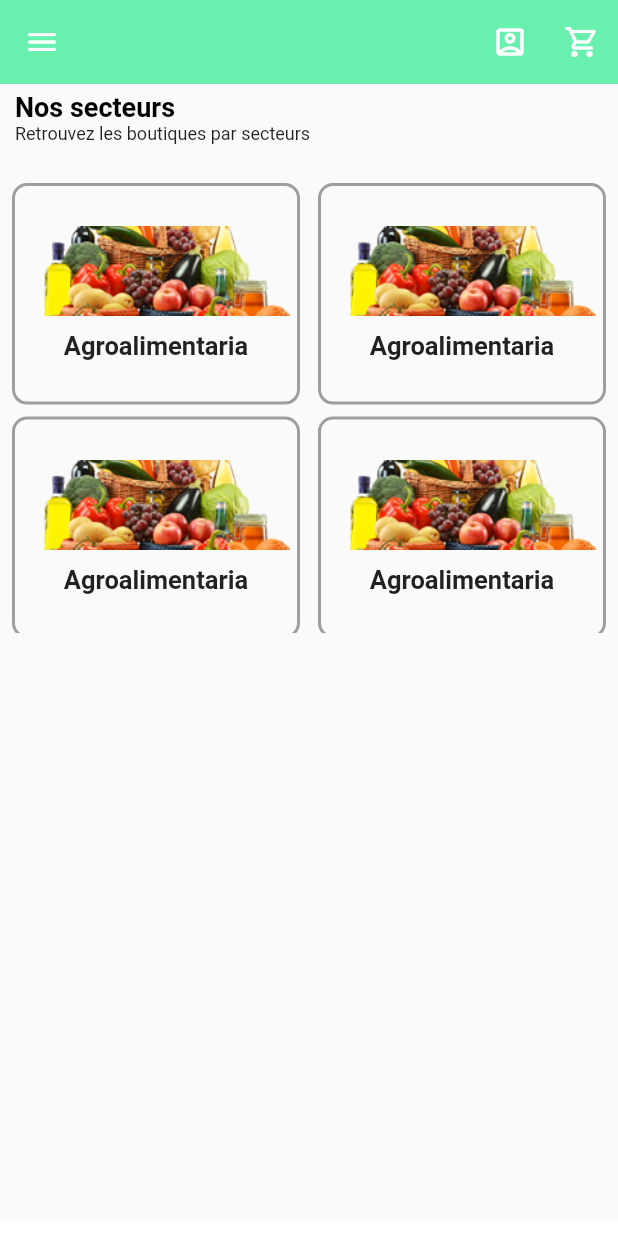
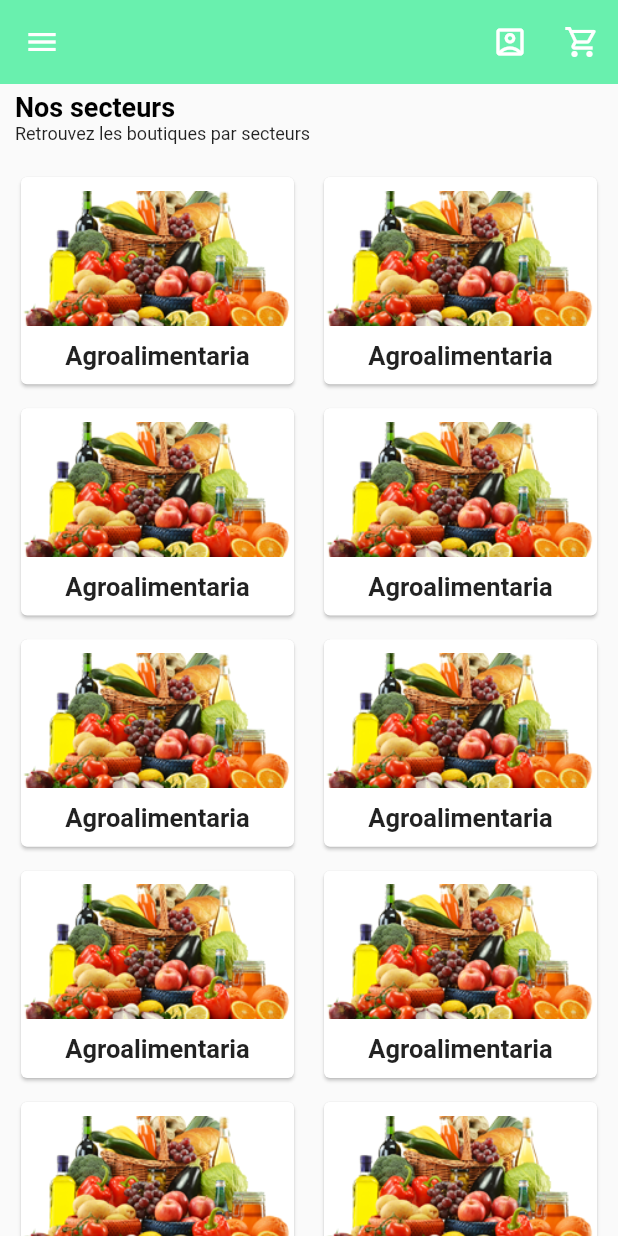
Before and after one commit to esse-jacques-dansomon/wantermaket, a Flutter app: the SecteurScreen screen opened directly, on a phone screen of 412 x 824 dp. Run offline on Flutter 3.47's test engine with Material 2 defaults, Android fonts, the phone set to English and light mode, and no system bars; network calls fail.

Commit message:
secteur corriger avec jacques

```diff
--- a/lib/ui/screens/boutique/secteur_screen.dart
+++ b/lib/ui/screens/boutique/secteur_screen.dart
@@ -13,18 +13,14 @@ class SecteurScreen extends StatefulWidget {
 class _SecteurScreenState extends State<SecteurScreen> {
 
    Widget _selectedExtras(){
-    return Container(
-
-     decoration:BoxDecoration(
-        borderRadius:BorderRadius.circular(10.0),
-          border:Border.all(color:Colors.grey,width:2)
-        ),
-        child:  Column(
+    return Card(
+      shadowColor: Colors.black,
+      child: Column(
         mainAxisAlignment:  MainAxisAlignment.center,
         children: [
 
           Container(
-              height: 60,
+            height: 90,
             decoration:  const BoxDecoration(
               image:  DecorationImage(
                 image:  AssetImage('assets/images/agroalimentaire.png'),
@@ -36,15 +32,14 @@ class _SecteurScreenState extends State<SecteurScreen> {
           const  SizedBox(height: 10,),
           const Text('Agroalimentaria',style: TextStyle(fontSize: 17,fontWeight: FontWeight.bold),),
         ],
-        ),// BoxDecoration
+      ),
     );
   }
 
   @override
   Widget build(BuildContext context) {
     //final cardSize = MediaQuery.of(context).size.width / 2 - 32;
-    return Padding(
-      padding: const EdgeInsets.only(bottom: 10),
+    return SafeArea(
       child: Scaffold(
         appBar: appBar(),
         drawer: newDrawer(MediaQuery.of(context).size.height),
@@ -77,30 +72,23 @@ class _SecteurScreenState extends State<SecteurScreen> {
             const SizedBox(
               height: 8,
             ),
-
-            Padding(
-              padding: const EdgeInsets.all(8.0),
-              child: SizedBox(
-                  height: 300,
-                  child: GridView.count(
+        Expanded(
+             child: Padding(
+               padding: const EdgeInsets.only(left: 10, right: 10),
+               child: GridView.builder(
+                           itemCount: 40,
+                           gridDelegate: const SliverGridDelegateWithFixedCrossAxisCount(
                               crossAxisCount: 2,
                               crossAxisSpacing: 12,
                               mainAxisSpacing: 8,
                               childAspectRatio: 1.30,
-                    children: [
-                      _selectedExtras(),
-                      _selectedExtras(),
-                      _selectedExtras(),
-                      _selectedExtras(),
-                      _selectedExtras(),
-                      _selectedExtras(),
-                      _selectedExtras(),
-                      _selectedExtras(),
-                    ],
+                           ),
+                           itemBuilder: (context, index) {
+                             return  _selectedExtras();
+                           },
+                         ),
              )
                ),
-            ),
-
           ],
         ),
       ),
```
Lines whose indentation alone changed are shown as unchanged.
